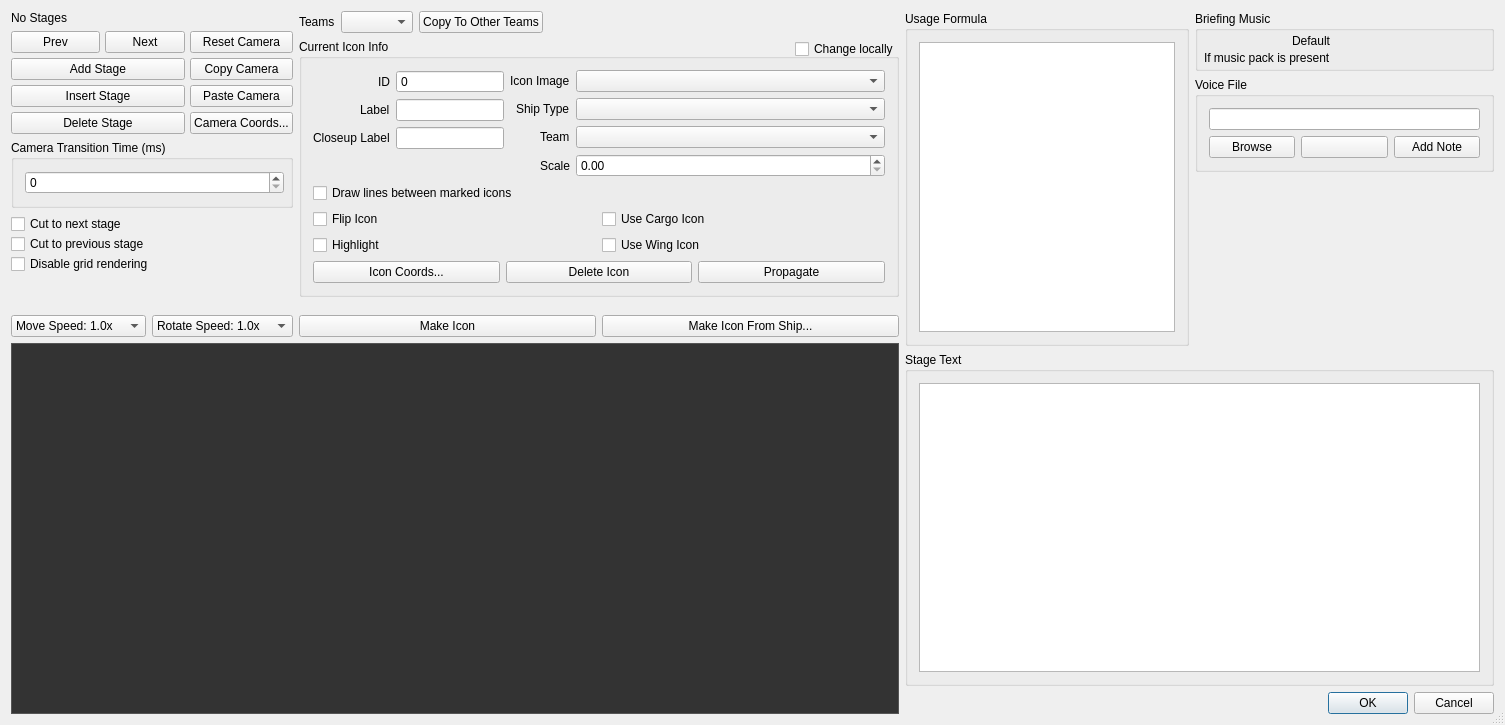
First picture: the form in qtfred/ui/BriefingEditorDialog.ui, repository ofp-fs2open/fs2open.github.com, before the edit.
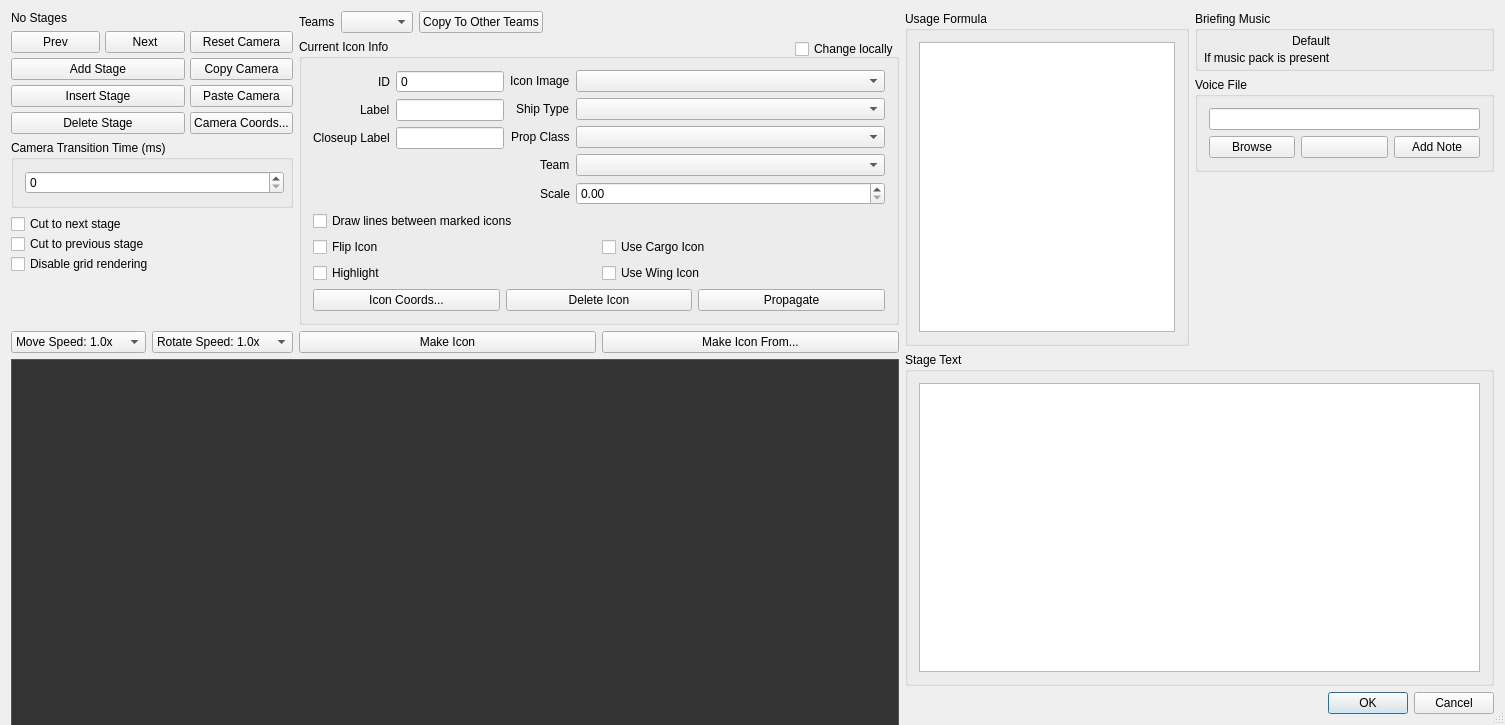
Second picture: the form after the edit. Icons and pictures are not drawn. Custom widgets are drawn as their Qt base class.

Commit message: Allow props in briefing icons (#171)

```diff
--- a/qtfred/ui/BriefingEditorDialog.ui
+++ b/qtfred/ui/BriefingEditorDialog.ui
@@ -406,24 +406,34 @@
                 <item row="1" column="1">
                  <widget class="QComboBox" name="iconShipTypeComboBox"/>
                 </item>
-                <item row="2" column="0">
+                <item row="3" column="0">
                  <widget class="QLabel" name="iconTeamLabel">
                   <property name="text">
                    <string>Team</string>
                   </property>
                  </widget>
                 </item>
+                <item row="2" column="0">
+                 <widget class="QLabel" name="iconPropClassLabel">
+                  <property name="text">
+                   <string>Prop Class</string>
+                  </property>
+                 </widget>
+                </item>
                 <item row="2" column="1">
+                 <widget class="QComboBox" name="iconPropClassComboBox"/>
+                </item>
+                <item row="3" column="1">
                  <widget class="QComboBox" name="iconTeamComboBox"/>
                 </item>
-                <item row="3" column="0">
+                <item row="4" column="0">
                  <widget class="QLabel" name="iconScaleLabel">
                   <property name="text">
                    <string>Scale</string>
                   </property>
                  </widget>
                 </item>
-                <item row="3" column="1">
+                <item row="4" column="1">
                  <widget class="QDoubleSpinBox" name="scaleDoubleSpinBox">
                   <property name="singleStep">
                    <double>0.100000000000000</double>
@@ -547,7 +557,7 @@
            <item>
             <widget class="QPushButton" name="makeIconFromShipButton">
              <property name="text">
-              <string>Make Icon From Ship...</string>
+              <string>Make Icon From...</string>
              </property>
              <property name="autoDefault">
               <bool>false</bool>
```
Left out of the diff: 5 changed lines with no effect on the pictures. The commit also changes 32 other files.
